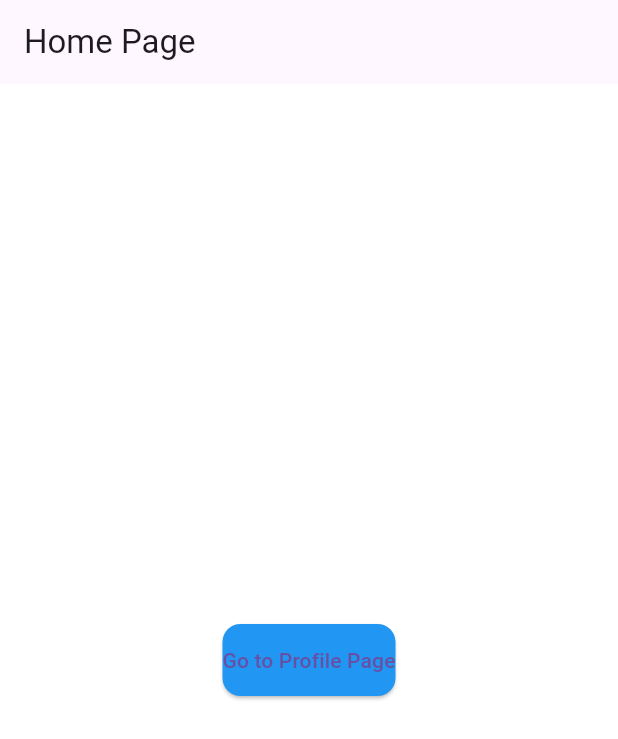
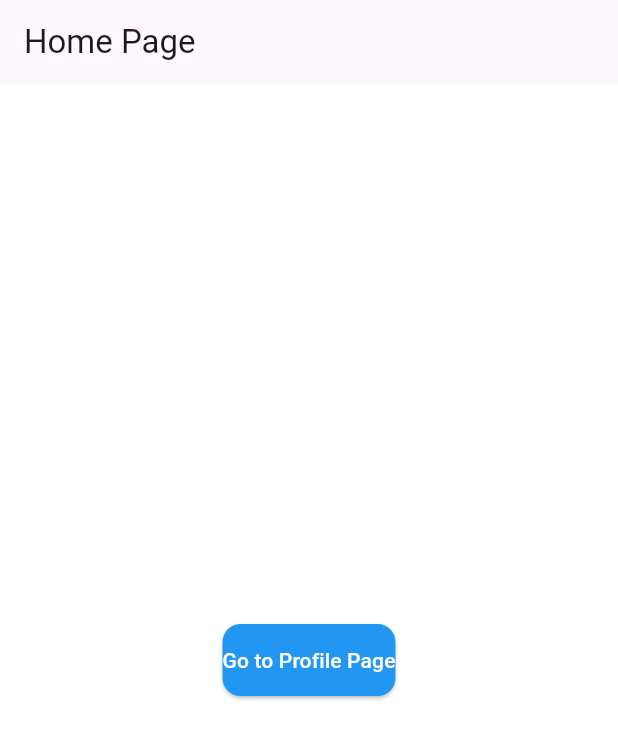
Before and after one commit to NoahTheLee/EGR302_Empty_Room, a Flutter app: the screen it shows after launch, on a phone screen of 412 x 824 dp. Shown: the top 739 px of the screen. Run offline on Flutter 3.47's test engine with Material 3 defaults, Android fonts, the phone set to English and light mode, and no system bars.

Commit message:
updating pubspec with correct flutter ver

```diff
--- a/lib/TEMP_NavPage.dart
+++ b/lib/TEMP_NavPage.dart
@@ -31,7 +31,11 @@ class TEMP_NavPage extends StatelessWidget {
                   MaterialPageRoute(builder: (context) => ProfilePage()),
                 );
               },
-              child: Text('Go to Profile Page'),
+              child: Text('Go to Profile Page',
+              style: TextStyle(
+                color: Colors.white,
+              ),
+              ),
             ),
           ],
         ),
--- a/pubspec.yaml
+++ b/pubspec.yaml
@@ -19,7 +19,7 @@ publish_to: 'none' # Remove this line if you wish to publish to pub.dev
 version: 1.0.0+1
 
 environment:
-  sdk: ^3.8.0-70.0.dev
+  sdk: ^3.7.0
 
 # Dependencies specify other packages that your package needs in order to work.
 # To automatically upgrade your package dependencies to the latest versions
```
Also changed, not shown: pubspec.lock.
